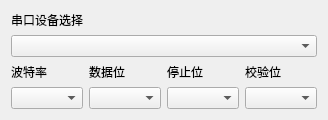
This is src/SerialPort/SerialportSAKIODeviceControler.ui in x-tools-author/x-tools as Qt 5 draws it before an edit. The edited form follows.
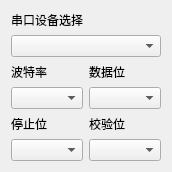
This is the edited form.

What changed in the file:
```diff
--- a/src/SerialPort/SerialportSAKIODeviceControler.ui
+++ b/src/SerialPort/SerialportSAKIODeviceControler.ui
@@ -6,8 +6,8 @@
    <rect>
     <x>0</x>
     <y>0</y>
-    <width>312</width>
-    <height>100</height>
+    <width>162</width>
+    <height>144</height>
    </rect>
   </property>
   <property name="windowTitle">
@@ -17,16 +17,6 @@
    <item row="3" column="0">
     <widget class="QComboBox" name="comboBoxBaudrate"/>
    </item>
-   <item row="3" column="2">
-    <widget class="QComboBox" name="comboBoxStopbits"/>
-   </item>
-   <item row="2" column="2">
-    <widget class="QLabel" name="label_4">
-     <property name="text">
-      <string>停止位</string>
-     </property>
-    </widget>
-   </item>
    <item row="0" column="0" colspan="2">
     <widget class="QLabel" name="label">
      <property name="text">
@@ -58,17 +48,27 @@
      </property>
     </widget>
    </item>
-   <item row="2" column="3">
+   <item row="5" column="1">
+    <widget class="QComboBox" name="comboBoxParity"/>
+   </item>
+   <item row="5" column="0">
+    <widget class="QComboBox" name="comboBoxStopbits"/>
+   </item>
+   <item row="4" column="0">
+    <widget class="QLabel" name="label_4">
+     <property name="text">
+      <string>停止位</string>
+     </property>
+    </widget>
+   </item>
+   <item row="4" column="1">
     <widget class="QLabel" name="label_5">
      <property name="text">
       <string>校验位</string>
      </property>
     </widget>
    </item>
-   <item row="3" column="3">
-    <widget class="QComboBox" name="comboBoxParity"/>
-   </item>
-   <item row="1" column="0" colspan="4">
+   <item row="1" column="0" colspan="2">
     <widget class="QComboBox" name="comboBoxSerialports"/>
    </item>
   </layout>
```
Left out of the diff: 14 changed lines with no effect on the pictures.
